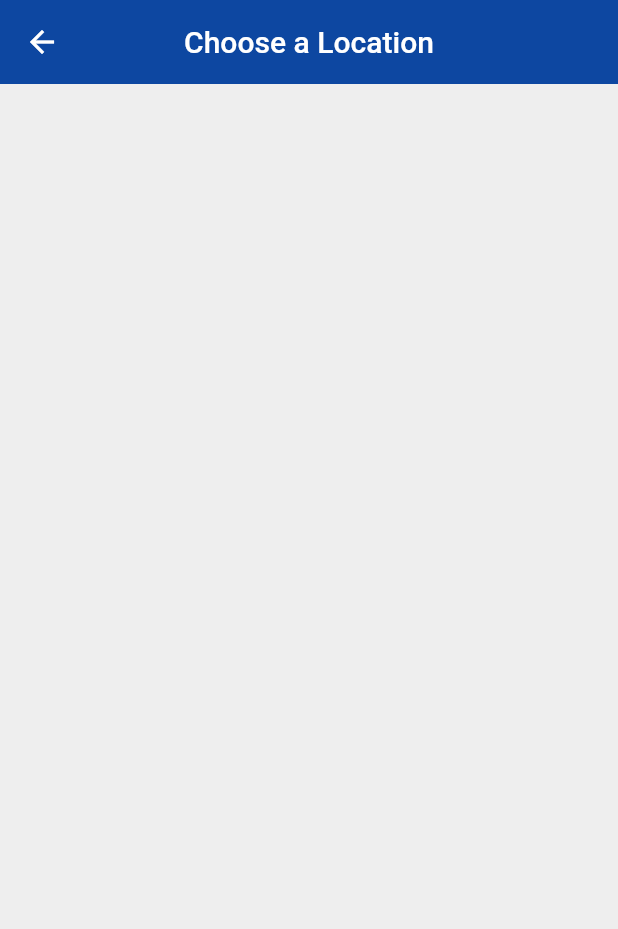
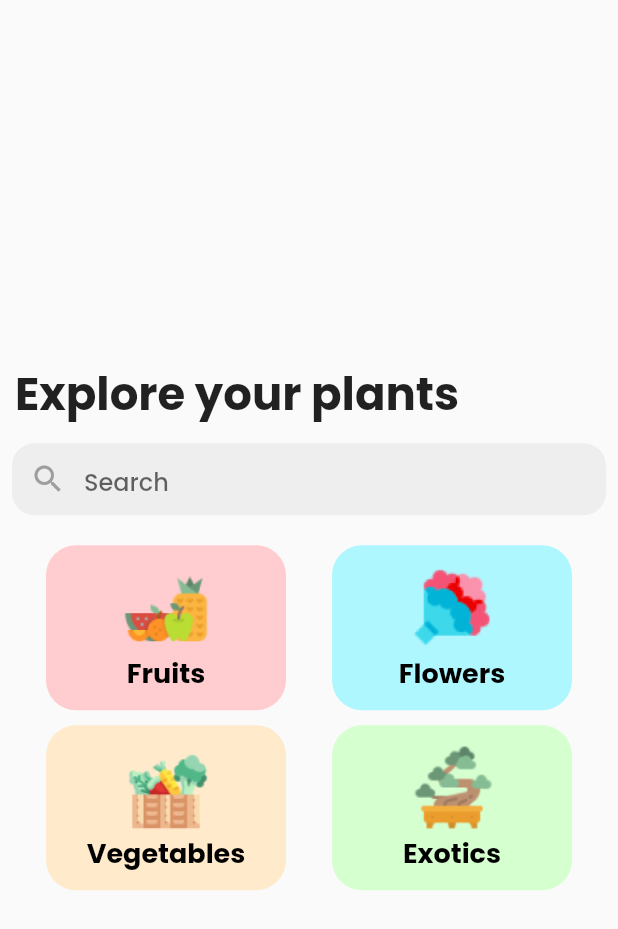
Before and after one commit to HimanishM25/sprout-the-app, a Flutter app: the search screen opened by its route, on a phone screen of 412 x 824 dp. Shown: the top 929 px of the screen. Run offline on Flutter 3.47's test engine with Material 2 defaults, Android fonts, the phone set to English and light mode, and no system bars; our stand-ins replace flutter_svg, geocoding, geolocator, shared_preferences; accounts and stored records are empty; network calls fail.

Commit message:
add search tab UI

```diff
--- a/lib/pages/home.dart
+++ b/lib/pages/home.dart
@@ -1,7 +1,5 @@
 import 'package:flutter/material.dart';
-import 'package:http/http.dart' as http;
 import 'package:sprout_the_app/pages/favorites.dart';
-import 'dart:convert';
 import 'package:sprout_the_app/pages/home_tab.dart';
 import 'package:sprout_the_app/pages/search.dart';
 
@@ -13,27 +11,6 @@ class Home extends StatefulWidget {
 
 class _HomeState extends State<Home> {
 
-  var humidity;
-  var temperature;
-
-  Future getWeather() async{
-
-    final String apiEndpoint =("http://api.openweathermap.org/gs_data/2.5/weather?q=Mumbai&units=metric&appid=7943782b96c956a33b435a9880c6ce90");
-    final Uri url = Uri.parse(apiEndpoint);
-    final response = await http.post(url);
-    var results =jsonDecode(response.body);
-
-    setState(() {
-      this.temperature = results['main']['temp'];
-      this.humidity = results['main']['humidity'];
-    });
-  }
-
-  @override
-  void initState(){
-    super.initState();
-    this.getWeather();
-  }
 
   int index = 0;
   final screens =[
--- a/lib/pages/home_tab.dart
+++ b/lib/pages/home_tab.dart
@@ -97,7 +97,7 @@ class _home_tabState extends State<home_tab> {
           child: Column(mainAxisAlignment: MainAxisAlignment.center,
             crossAxisAlignment: CrossAxisAlignment.start,
             children: [
-              Text('Hi Himanish',
+              Text('Hi User',
                 style: TextStyle(
                     fontSize: 25,
                     fontFamily: 'Poppins',
--- a/lib/pages/search.dart
+++ b/lib/pages/search.dart
@@ -9,12 +9,148 @@ class _searchState extends State<search> {
   @override
   Widget build(BuildContext context) {
     return Scaffold(
-      backgroundColor: Colors.grey[200],
-      appBar: AppBar(
-        backgroundColor: Colors.blue[900],
-        title: Text('Choose a Location'),
-        centerTitle: true,
-        elevation: 0,
+      body: Column(
+        mainAxisAlignment: MainAxisAlignment.center,
+        crossAxisAlignment: CrossAxisAlignment.start,
+        children: [
+          Padding(
+            padding: const EdgeInsets.all(10.0),
+            child: Text('Explore your plants',
+            textAlign: TextAlign.left,
+            style: TextStyle(
+              fontFamily: 'Poppins',
+              fontWeight: FontWeight.bold,
+              fontSize: 30,
+            ),),
+          ),
+          Container(
+            margin: EdgeInsets.fromLTRB(8, 0, 8, 0),
+            alignment: Alignment.centerLeft,
+            decoration: BoxDecoration(
+              color: Colors.grey.shade200,
+              borderRadius: BorderRadius.circular(15.0),),
+            child: TextField(
+              keyboardType: TextInputType.emailAddress,
+              style: TextStyle(
+                color: Colors.grey,
+                fontFamily: 'Poppins',
+              ),
+              decoration:
+              InputDecoration(
+                border: InputBorder.none,
+                contentPadding: EdgeInsets.only(top: 14.0),
+                prefixIcon: Icon(
+                  Icons.search,
+                  color: Colors.grey,
+                ),
+                hintText: 'Search',
+              ),
+            ),
+          ),
+          Container(
+            height: 20,
+          ),
+          Row(
+            mainAxisAlignment: MainAxisAlignment.spaceEvenly,
+            children: [
+              SizedBox(height: 110,width: 160,
+                child: TextButton(onPressed: (){print('pressed fruits button');}, child:Column(
+                  mainAxisAlignment: MainAxisAlignment.center,
+                  children: [
+                    Image.asset('assets/images/fruits_icon.png',height: 60,width: 60,),
+                    Text('Fruits',
+                    style: TextStyle(
+                      fontSize: 18,
+                      fontWeight: FontWeight.bold,
+                      fontFamily: 'Poppins',
+                    ),),
+                  ],
+                ),
+                 style: TextButton.styleFrom(
+                   primary: Colors.black,
+                   backgroundColor: Color(0xffFFCDCF),
+                   shape: RoundedRectangleBorder(
+                     borderRadius: BorderRadius.circular(20),
+
+                   ),
+                 ),
+                ),
+              ),
+              SizedBox(height: 110,width: 160,
+                child: TextButton(onPressed: (){print('pressed flowers button');}, child:Column(
+                  mainAxisAlignment: MainAxisAlignment.center,
+                  children: [
+                    Image.asset('assets/images/flowers_icon.png',height: 60,width: 60,),
+                    Text('Flowers',
+                      style: TextStyle(
+                        fontSize: 18,
+                        fontWeight: FontWeight.bold,
+                        fontFamily: 'Poppins',
+                      ),),
+                  ],
+                ),
+                  style: TextButton.styleFrom(
+                    primary: Colors.black,
+                    backgroundColor: Color(0xffAFF7FF),
+                    shape: RoundedRectangleBorder(
+                      borderRadius: BorderRadius.circular(20),
+                    ),
+                  ),
+                ),
+              ),
+            ],
+          ),
+          Container(height: 10,),
+          Row(
+            mainAxisAlignment: MainAxisAlignment.spaceEvenly,
+            children: [
+              SizedBox(height: 110,width: 160,
+                child: TextButton(onPressed: (){print('pressed vegetables button');}, child:Column(
+                  mainAxisAlignment: MainAxisAlignment.center,
+                  children: [
+                    Image.asset('assets/images/vegetables_icon.png',height: 60,width: 60,),
+                    Text('Vegetables',
+                      style: TextStyle(
+                        fontSize: 18,
+                        fontWeight: FontWeight.bold,
+                        fontFamily: 'Poppins',
+                      ),),
+                  ],
+                ),
+                  style: TextButton.styleFrom(
+                    primary: Colors.black,
+                    backgroundColor: Color(0xffFFEACC),
+                    shape: RoundedRectangleBorder(
+                      borderRadius: BorderRadius.circular(20),
+                    ),
+                  ),
+                ),
+              ),
+              SizedBox(height: 110,width: 160,
+                child: TextButton(onPressed: (){print('pressed exotics button');}, child:Column(
+                  mainAxisAlignment: MainAxisAlignment.center,
+                  children: [
+                    Image.asset('assets/images/exotics_icon.png',height: 60,width: 60,),
+                    Text('Exotics',
+                      style: TextStyle(
+                        fontSize: 18,
+                        fontWeight: FontWeight.bold,
+                        fontFamily: 'Poppins',
+                      ),),
+                  ],
+                ),
+                  style: TextButton.styleFrom(
+                    primary: Colors.black,
+                    backgroundColor: Color(0xffD6FFD0),
+                    shape: RoundedRectangleBorder(
+                      borderRadius: BorderRadius.circular(20),
+                    ),
+                  ),
+                ),
+              ),
+            ],
+          )
+        ],
       ),
     );
   }
```
Also changed, not shown: assets/images/exotics_icon.png (added), assets/images/flowers_icon.png (added), assets/images/fruits_icon.png (added), assets/images/vegetables_icon.png (added).
